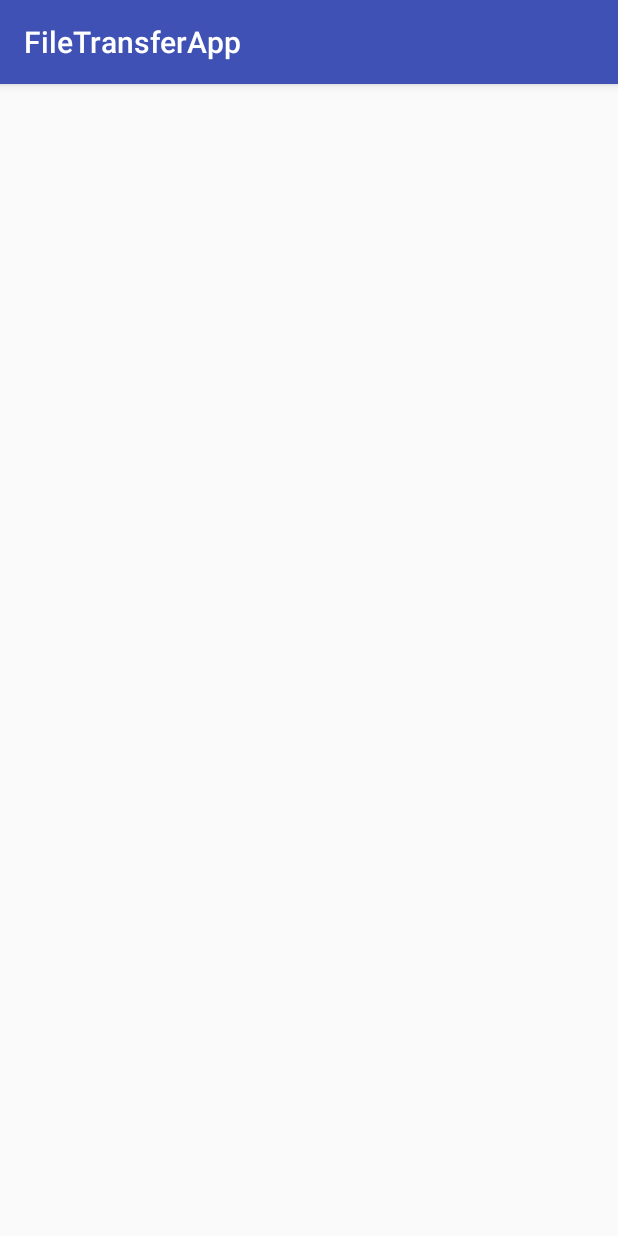
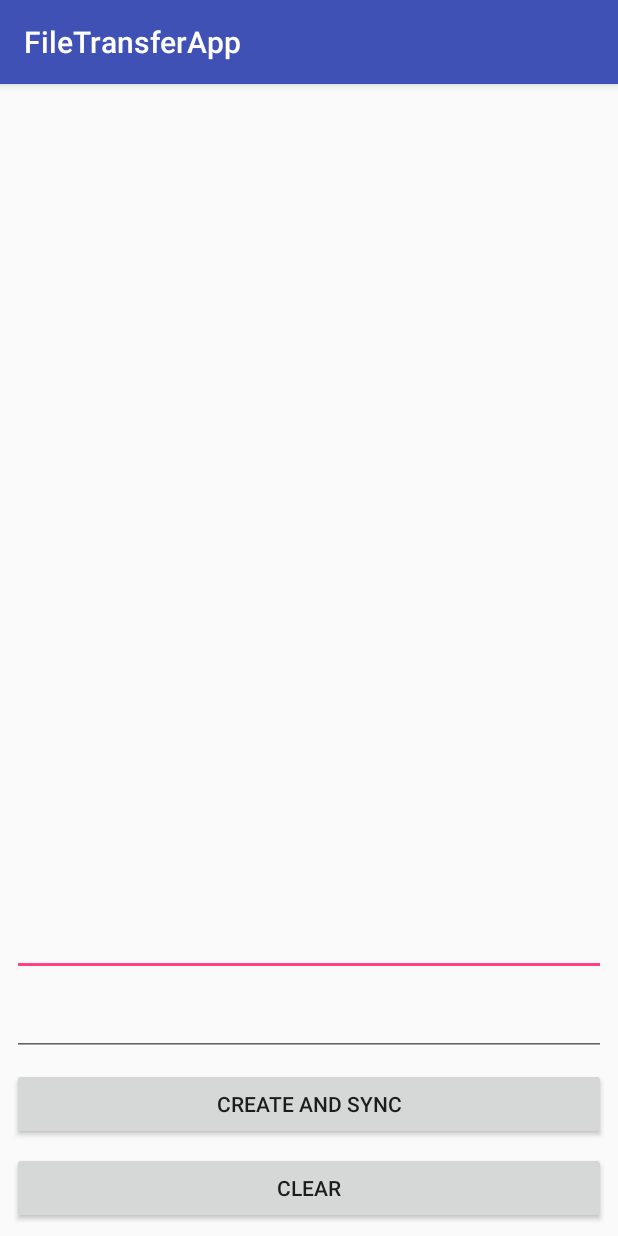
Before and after one commit to EoinGaughran/FinalYearProject, an Android app: the screen it shows after launch (FileSync), after a tap on "FILE SYNC", on a phone screen of 412 x 824 dp. Run offline under Robolectric (Android 15) with nearby library versions, the phone set to English and light mode, and no system bars; libraries missing offline, so code that uses them is left out: com.amazonaws.mobileconnectors, com.amazonaws.services; 1 statement that could not run was skipped.

Commit message:
Text File Download/Upload Working

```diff
--- a/FileTransferApp/app/build.gradle
+++ b/FileTransferApp/app/build.gradle
@@ -26,8 +26,8 @@ dependencies {
     })
     compile 'com.android.support:appcompat-v7:26.+'
     compile 'com.android.support.constraint:constraint-layout:1.0.2'
-    testCompile 'junit:junit:4.12'
     compile 'com.amazonaws:aws-android-sdk-core:2.6.+'
     compile 'com.amazonaws:aws-android-sdk-s3:2.6.+'
     compile 'com.amazonaws:aws-android-sdk-ddb:2.6.+'
+    testCompile 'junit:junit:4.12'
 }
--- a/FileTransferApp/app/src/main/java/com/example/pcworld/filetransferapp/Constants.java
+++ b/FileTransferApp/app/src/main/java/com/example/pcworld/filetransferapp/Constants.java
@@ -1,4 +1,4 @@
-package com.example.eoin.testawsapp;
+package com.example.pcworld.filetransferapp;
 
 /*
  * Copyright 2015 Amazon.com, Inc. or its affiliates. All Rights Reserved.
@@ -22,7 +22,7 @@ public class Constants {
      * You should replace these values with your own. See the README for details
      * on what to fill in.
      */
-    public static final String COGNITO_POOL_ID = "";
+    public static final String COGNITO_POOL_ID = "eu-west-1:0e854cdc-c925-462a-a214-d58d9f16cdc3";
 
     /*
      * Region of your Cognito identity pool ID.
--- a/FileTransferApp/app/src/main/java/com/example/pcworld/filetransferapp/FileSync.java
+++ b/FileTransferApp/app/src/main/java/com/example/pcworld/filetransferapp/FileSync.java
@@ -3,6 +3,7 @@ package com.example.pcworld.filetransferapp;
 import android.annotation.SuppressLint;
 import android.app.Activity;
 import android.content.ContentUris;
+import android.content.Context;
 import android.content.Intent;
 import android.database.Cursor;
 import android.net.Uri;
@@ -14,16 +15,22 @@ import android.support.v7.app.AppCompatActivity;
 import android.os.Bundle;
 import android.util.Log;
 import android.view.View;
+import android.webkit.DownloadListener;
 import android.widget.*;
 import com.amazonaws.mobileconnectors.s3.transferutility.*;
+import com.amazonaws.services.s3.AmazonS3Client;
 
 import java.io.File;
+import java.io.FileOutputStream;
 import java.net.URISyntaxException;
 import java.util.ArrayList;
 import java.util.HashMap;
 import java.util.List;
 
 public class FileSync extends AppCompatActivity {
+
+    private Button createSync;
+    private Button clear;
 
     // The TransferUtility is the primary class for managing transfer to S3
     private TransferUtility transferUtility;
@@ -41,7 +48,7 @@ public class FileSync extends AppCompatActivity {
         setContentView(R.layout.activity_file_sync);
 
         // Initializes TransferUtility, always do this before using it.
-        transferUtility = com.example.eoin.testawsapp.Util.getTransferUtility(this);
+        transferUtility = Util.getTransferUtility(this);
         initUI();
     }
 
@@ -51,14 +58,50 @@ public class FileSync extends AppCompatActivity {
      */
 
     private void initUI() {
+
+        createSync= (Button) findViewById(R.id.createAndSync);
+        clear = (Button) findViewById(R.id.textClear);
+
+        final EditText message =  (EditText) findViewById(R.id.fileText);
+        final EditText fileName = (EditText) findViewById(R.id.fileName);
+
+        createSync.setOnClickListener(new View.OnClickListener() {
+            @Override
+            public void onClick(View arg0) {
+
+                String filename = fileName.getText().toString();
+                String fileContents = message.getText().toString();
+                FileOutputStream outputStream;
+
+                try {
+                    outputStream = openFileOutput(filename, Context.MODE_PRIVATE);
+                    outputStream.write(fileContents.getBytes());
+                    outputStream.close();
+                } catch (Exception e) {
+                    e.printStackTrace();
+                    Toast.makeText(
+                            FileSync.this,
+                            "didnt work",
+                            Toast.LENGTH_SHORT).show();
+                }
                 try{
-        String path = getFilesDir() + "/AWSTEST";
+                    String path = getFilesDir() + "/" + fileName.getText().toString();
                     beginUpload(path);
+                    //uploadData(path);
                 }
                 catch(Exception e){
-            Toast.makeText(this, "didnt work",
+                    Toast.makeText(FileSync.this, "didnt work",
                             Toast.LENGTH_LONG).show();
                 }
+            }
+        });
+
+        clear.setOnClickListener(new View.OnClickListener() {
+            @Override
+            public void onClick(View arg0) {
+                message.setText("");
+            }
+        });
     }
 
     @Override
@@ -67,7 +110,8 @@ public class FileSync extends AppCompatActivity {
             //Uri uri = data.getData();
 
             String path = ("test.txt");
-            beginUpload(path);
+            //beginUpload(path);
+            uploadData(path);
             //Toast.makeText(this,
              //       "Unable to get the file from the given URI.  See error log for details",
             //        Toast.LENGTH_LONG).show();
@@ -78,7 +122,60 @@ public class FileSync extends AppCompatActivity {
 
     /*
      * Begins to upload the file specified by the file path.
+     *
      */
+
+    public void uploadData(String path) {
+
+        // Initialize AWSMobileClient if not initialized upon the app startup.
+        // AWSMobileClient.getInstance().initialize(this).execute();
+
+        File file = new File(getFilesDir()+ "/AWSTEST1");
+
+        /*TransferUtility transferUtility =
+                TransferUtility.builder()
+                        .context(getApplicationContext())
+                        .awsConfiguration(AWSMobileClient.getInstance().getConfiguration())
+                        .s3Client(new AmazonS3Client(AWSMobileClient.getInstance().getCredentialsProvider()))
+                        .build();*/
+
+        TransferObserver uploadObserver =
+                transferUtility.upload(
+                        file.getName(),
+                        file);
+
+        uploadObserver.setTransferListener(new TransferListener() {
+
+            @Override
+            public void onStateChanged(int id, TransferState state) {
+                if (TransferState.COMPLETED == state) {
+                    Toast.makeText(FileSync.this, "shits done",
+                            Toast.LENGTH_LONG).show();
+                }
+            }
+
+            @Override
+            public void onProgressChanged(int id, long bytesCurrent, long bytesTotal) {
+                float percentDonef = ((float)bytesCurrent/(float)bytesTotal) * 100;
+                int percentDone = (int)percentDonef;
+
+                Log.d("MainActivity", "   ID:" + id + "   bytesCurrent: " + bytesCurrent + "   bytesTotal: " + bytesTotal + " " + percentDone + "%");
+            }
+
+            @Override
+            public void onError(int id, Exception ex) {
+                Toast.makeText(FileSync.this, "upload didnt work",
+                        Toast.LENGTH_LONG).show();
+            }
+
+        });
+
+        // If your upload does not trigger the onStateChanged method inside your
+        // TransferListener, you can directly check the transfer state as shown here.
+        if (TransferState.COMPLETED == uploadObserver.getState()) {
+            // Handle a completed upload.
+        }
+    }
     private void beginUpload(String filePath) {
         if (filePath == null) {
             Toast.makeText(this, "Could not find the filepath of the selected file",
@@ -86,10 +183,10 @@ public class FileSync extends AppCompatActivity {
             return;
         }
         //File file = new File(filePath);
-        File file = new File(getFilesDir()+ "/AWSTEST");
-        TransferObserver observer = transferUtility.upload(com.example.eoin.testawsapp.Constants.BUCKET_NAME, file.getName(),
+        File file = new File(filePath);
+        TransferObserver observer = transferUtility.upload(com.example.pcworld.filetransferapp.Constants.BUCKET_NAME, file.getName(),
                 file);
-        Toast.makeText(this, getFilesDir()+ "/AWSTEST",
+        Toast.makeText(this, filePath + " Uploaded",
                 Toast.LENGTH_LONG).show();
         /*
          * Note that usually we set the transfer listener after initializing the
--- a/FileTransferApp/app/src/main/java/com/example/pcworld/filetransferapp/MainActivity.java
+++ b/FileTransferApp/app/src/main/java/com/example/pcworld/filetransferapp/MainActivity.java
@@ -8,15 +8,18 @@ import android.view.View;
 import android.widget.Button;
 import android.widget.Toast;
 
+
+
 import java.io.File;
 import java.io.FileOutputStream;
-import java.io.PrintWriter;
 
 public class MainActivity extends AppCompatActivity {
 
     private Button fileSync;
     private Button newUser;
     private Button deleteUser;
+    private Button viewFiles;
+    private Button localFiles;
 
     @Override
     protected void onCreate(Bundle savedInstanceState) {
@@ -24,10 +27,13 @@ public class MainActivity extends AppCompatActivity {
         setContentView(R.layout.activity_main);
         initUI();
     }
+
     private void initUI() {
         fileSync= (Button) findViewById(R.id.fileSync);
         newUser = (Button) findViewById(R.id.newFile);
         deleteUser = (Button) findViewById(R.id.deleteUser);
+        viewFiles = (Button) findViewById(R.id.FileViewer);
+        localFiles = (Button) findViewById(R.id.listFiles);
 
         fileSync.setOnClickListener(new View.OnClickListener() {
             @Override
@@ -45,22 +51,26 @@ public class MainActivity extends AppCompatActivity {
             }
         });
 
+        localFiles.setOnClickListener(new View.OnClickListener() {
+            @Override
+            public void onClick(View arg0) {
+                Intent intent = new Intent(MainActivity.this, localFiles.class);
+                startActivity(intent);
+            }
+        });
+
         newUser.setOnClickListener(new View.OnClickListener() {
             @Override
             public void onClick(View arg0) {
 
-                String filename = "AWSTEST";
-                String fileContents = "Hello world!";
+                String filename = "User1";
+                String fileContents = "4352354355";
                 FileOutputStream outputStream;
 
                 try {
                     outputStream = openFileOutput(filename, Context.MODE_PRIVATE);
                     outputStream.write(fileContents.getBytes());
                     outputStream.close();
-                    Toast.makeText(
-                            MainActivity.this,
-                            "woah it worked",
-                            Toast.LENGTH_SHORT).show();
                 } catch (Exception e) {
                     e.printStackTrace();
                     Toast.makeText(
@@ -68,9 +78,6 @@ public class MainActivity extends AppCompatActivity {
                             "didnt work",
                             Toast.LENGTH_SHORT).show();
                 }
-
-
-
 
                 /*try {
                     PrintWriter writer = new PrintWriter("test.txt", "UTF-8");
@@ -89,5 +96,29 @@ public class MainActivity extends AppCompatActivity {
                 }*/
             }
         });
+
+        viewFiles.setOnClickListener(new View.OnClickListener() {
+            @Override
+            public void onClick(View arg0) {
+
+                /*File skm = new File(getFilesDir() + "/User1");
+                if (skm.exists())
+                {
+                    Toast.makeText(
+                            MainActivity.this,
+                            "its there",
+                            Toast.LENGTH_SHORT).show();
+                }
+                else
+                {
+                    Toast.makeText(
+                            MainActivity.this,
+                            "not there",
+                            Toast.LENGTH_SHORT).show();
+                }*/
+                Intent intent = new Intent(MainActivity.this, ViewFile.class);
+                startActivity(intent);
+            }
+        });
     }
 }
--- a/FileTransferApp/app/src/main/res/layout/activity_file_sync.xml
+++ b/FileTransferApp/app/src/main/res/layout/activity_file_sync.xml
@@ -7,4 +7,61 @@
         android:layout_height="match_parent"
         tools:context="com.example.pcworld.filetransferapp.FileSync">
 
+    <Button
+            android:text="Clear"
+            android:layout_width="0dp"
+            android:layout_height="wrap_content"
+            android:id="@+id/textClear"
+            android:layout_marginRight="8dp"
+            app:layout_constraintRight_toRightOf="parent"
+            android:layout_marginLeft="8dp"
+            app:layout_constraintLeft_toLeftOf="parent"
+            app:layout_constraintHorizontal_bias="0.0"
+            app:layout_constraintBottom_toBottomOf="parent"
+            android:layout_marginBottom="8dp"/>
+
+    <Button
+            android:text="Create and Sync"
+            android:layout_width="0dp"
+            android:layout_height="wrap_content"
+            android:id="@+id/createAndSync"
+            android:layout_marginRight="8dp"
+            app:layout_constraintRight_toRightOf="parent"
+            android:layout_marginLeft="8dp"
+            app:layout_constraintLeft_toLeftOf="parent"
+            app:layout_constraintHorizontal_bias="0.0"
+            android:layout_marginBottom="8dp"
+            app:layout_constraintBottom_toTopOf="@+id/textClear"/>
+
+    <EditText
+            android:layout_width="0dp"
+            android:layout_height="0dp"
+            android:inputType="textPersonName"
+            android:ems="10"
+            android:id="@+id/fileText"
+            android:layout_marginLeft="8dp"
+            app:layout_constraintLeft_toLeftOf="parent"
+            android:layout_marginRight="8dp"
+            app:layout_constraintRight_toRightOf="parent"
+            app:layout_constraintHorizontal_bias="0.0"
+            app:layout_constraintTop_toTopOf="parent"
+            android:layout_marginTop="8dp"
+            tools:text="Text"
+            android:layout_marginBottom="8dp"
+            app:layout_constraintBottom_toTopOf="@+id/fileName"/>
+
+    <EditText
+            android:layout_width="0dp"
+            android:layout_height="wrap_content"
+            android:inputType="textPersonName"
+            android:ems="10"
+            android:id="@+id/fileName"
+            android:layout_marginLeft="8dp"
+            app:layout_constraintLeft_toLeftOf="parent"
+            android:layout_marginRight="8dp"
+            app:layout_constraintRight_toRightOf="parent"
+            tools:text="FileName"
+            app:layout_constraintHorizontal_bias="0.0"
+            android:layout_marginBottom="8dp"
+            app:layout_constraintBottom_toTopOf="@+id/createAndSync"/>
 </android.support.constraint.ConstraintLayout>
```
Also changed, not shown: FileTransferApp/app/src/main/AndroidManifest.xml (+13 -6 lines), FileTransferApp/app/src/main/java/com/example/pcworld/filetransferapp/Util.java (+4 -4 lines), FileTransferApp/app/src/main/java/com/example/pcworld/filetransferapp/ViewFile.java (added, +134 -0 lines), FileTransferApp/app/src/main/java/com/example/pcworld/filetransferapp/deleteUser.java (+13 -5 lines), FileTransferApp/app/src/main/java/com/example/pcworld/filetransferapp/localFiles.java (added, +46 -0 lines), FileTransferApp/app/src/main/res/layout/activity_local_files.xml (added, +23 -0 lines), FileTransferApp/app/src/main/res/layout/activity_main.xml (+26 -0 lines), FileTransferApp/app/src/main/res/layout/activity_view_file.xml (added, +50 -0 lines). Lines whose indentation alone changed are shown as unchanged.
